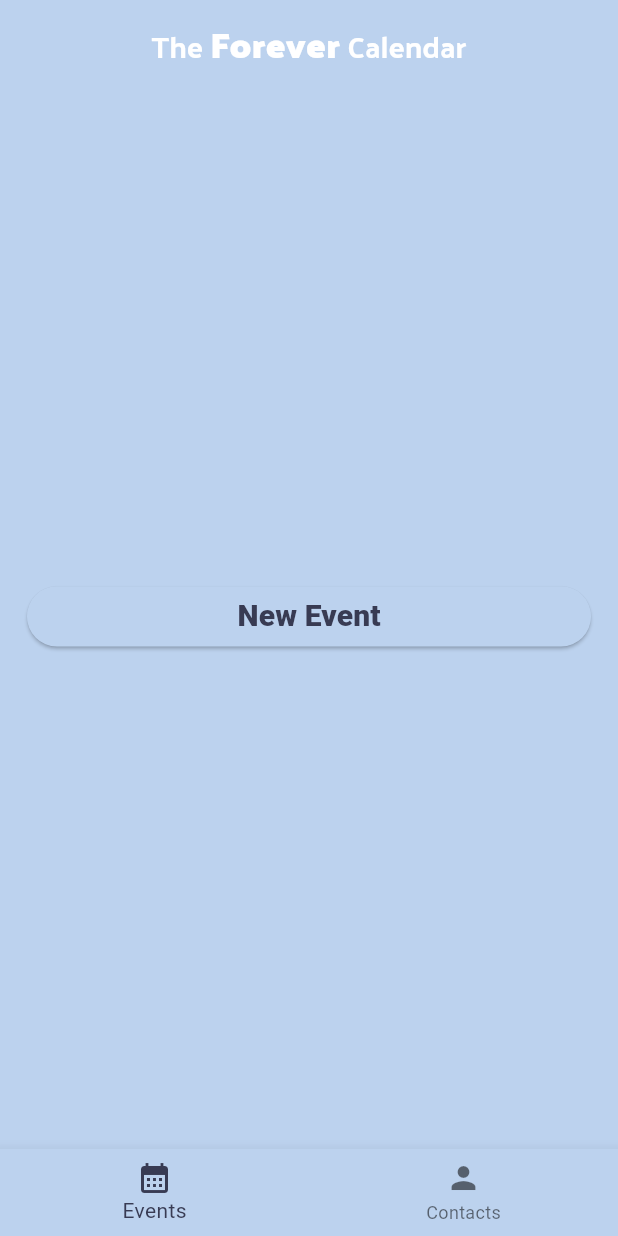
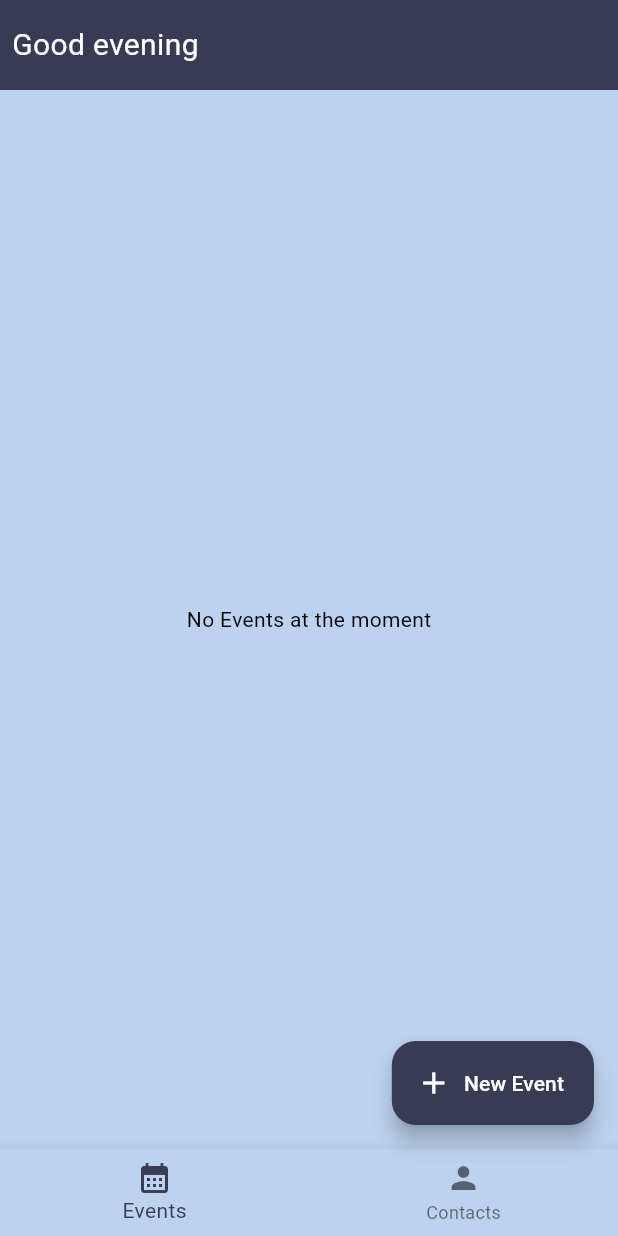
Before and after one commit to amadoug2g/forever-calendar, a Flutter app: the screen it shows after launch, on a phone screen of 412 x 824 dp. Run offline on Flutter 3.47's test engine with Material 3 defaults, Android fonts, the phone set to English and light mode, and no system bars; Roboto replaces fonts that are missing (PlanquinDark).

Commit message:
Implementing home views (events & contacts)

```diff
--- a/lib/main.dart
+++ b/lib/main.dart
@@ -13,7 +13,7 @@ class ForeverCalendarApp extends StatelessWidget {
       title: 'The Forever Calendar',
       theme: mainAppTheme,
       debugShowCheckedModeBanner: false,
-      home: const HomeScreen(),
+      home: const SafeArea(child: HomeScreen()),
     );
   }
 }
--- a/lib/src/features/event/presentation/event_screen.dart
+++ b/lib/src/features/event/presentation/event_screen.dart
@@ -1,27 +1,42 @@
 import 'package:flutter/material.dart';
+import 'package:forever_calendar/src/utils/ui_library/styles/colors.dart';
+import 'package:forever_calendar/src/utils/ui_library/widgets/lists/main_list.dart';
 
 class EventScreen extends StatelessWidget {
-  const EventScreen({super.key});
+  const EventScreen({
+    required this.eventList,
+    super.key,
+  });
+
+  final List<String> eventList;
+
+  Widget eventView() {
+    if (eventList.isEmpty) {
+      return const Center(child: Text("No events at the moment"));
+    } else {
+      return EventList(list: eventList);
+    }
+  }
 
   @override
   Widget build(BuildContext context) {
-    return Center(
-      child: Padding(
-        padding: const EdgeInsets.all(18),
-        child: Row(
-          children: [
-            Expanded(
-              child: ElevatedButton(
-                onPressed: () {},
-                child: const Text(
-                  "New Event",
-                  style: TextStyle(fontSize: 20, fontWeight: FontWeight.w900),
-                ),
-              ),
-            ),
-          ],
-        ),
-      ),
+    return eventView();
+  }
+}
+
+class EventList extends StatelessWidget {
+  const EventList({
+    required this.list,
+    super.key,
+  });
+
+  final List<String> list;
+
+  @override
+  Widget build(BuildContext context) {
+    return MainList(
+      list: list,
+      sectionTitle: list.length > 1 ? "Upcoming Events" : "Upcoming Event",
     );
   }
 }
--- a/lib/src/features/home_screen.dart
+++ b/lib/src/features/home_screen.dart
@@ -1,7 +1,7 @@
 import 'package:flutter/material.dart';
-import 'package:forever_calendar/src/features/contact/presentation/contact_screen.dart';
-import 'package:forever_calendar/src/features/event/presentation/event_screen.dart';
-import 'package:forever_calendar/src/utils/ui_library/widgets/texts/app_main_title.dart';
+import 'package:forever_calendar/src/utils/ui_library/styles/colors.dart';
+import 'package:forever_calendar/src/utils/ui_library/widgets/lists/main_list.dart';
+import 'package:forever_calendar/src/utils/ui_library/widgets/texts/text.dart';
 
 class HomeScreen extends StatefulWidget {
   const HomeScreen({super.key});
@@ -12,26 +12,56 @@ class HomeScreen extends StatefulWidget {
 
 class _HomeScreenState extends State<HomeScreen> {
   int currentIndex = 0;
+  List<BottomNavigationBarItem> navigationItems = [
+    const BottomNavigationBarItem(
+      icon: Icon(Icons.calendar_month),
+      label: "Events",
+    ),
+    const BottomNavigationBarItem(
+      icon: Icon(Icons.person),
+      label: "Contacts",
+    ),
+  ];
+  List<String> eventList = [];
+  List<String> contactList = [];
+
+  final Map<int, String> fabLabels = {
+    0: "New Event",
+    1: "New Contact",
+  };
+
+  final Map<int, VoidCallback> fabActions = {
+    0: () => debugPrint("from EVENT"),
+    1: () => debugPrint("from CONTACT"),
+  };
+
+  Widget pickView() {
+    if (currentIndex == 0) {
+      return DynamicListScreen(
+        list: eventList,
+        sectionTitle: "Events",
+        colorCard: surfaceColor,
+      );
+    } else {
+      return DynamicListScreen(
+        list: contactList,
+        sectionTitle: "Contacts",
+        colorCard: Colors.white,
+      );
+    }
+  }
 
   @override
   Widget build(BuildContext context) {
     return Scaffold(
-      appBar: AppBar(
-        title: const AppTitle(),
-        centerTitle: true,
+      body: Column(
+        children: [
+          const AppGreeting(),
+          Expanded(child: pickView()),
+        ],
       ),
-      body: currentIndex == 0 ? const EventScreen() : const ContactScreen(),
       bottomNavigationBar: BottomNavigationBar(
-        items: const [
-          BottomNavigationBarItem(
-            icon: Icon(Icons.calendar_month),
-            label: "Events",
-          ),
-          BottomNavigationBarItem(
-            icon: Icon(Icons.person),
-            label: "Contacts",
-          ),
-        ],
+        items: navigationItems,
         currentIndex: currentIndex,
         onTap: (index) {
           setState(() {
@@ -39,6 +69,11 @@ class _HomeScreenState extends State<HomeScreen> {
           });
         },
       ),
+      floatingActionButton: FloatingActionButton.extended(
+        onPressed: fabActions[currentIndex],
+        label: Text(fabLabels[currentIndex]!),
+        icon: const Icon(Icons.add),
+      ),
     );
   }
 }
--- /dev/null
+++ b/lib/src/utils/ui_library/widgets/lists/main_list.dart
@@ -0,0 +1,89 @@
+import 'package:flutter/material.dart';
+import 'package:forever_calendar/src/utils/ui_library/widgets/texts/text.dart';
+
+class MainList extends StatelessWidget {
+  const MainList({
+    required this.list,
+    required this.sectionTitle,
+    super.key,
+  });
+
+  final List<String> list;
+  final String sectionTitle;
+
+  @override
+  Widget build(BuildContext context) {
+    return Padding(
+      padding: const EdgeInsets.all(18),
+      child: Column(
+        crossAxisAlignment: CrossAxisAlignment.start,
+        children: [
+          SectionHeader(text: sectionTitle),
+          Expanded(
+            child: ListView.separated(
+              padding: const EdgeInsets.all(8),
+              itemCount: list.length,
+              itemBuilder: (BuildContext context, int index) {
+                return MainCard(
+                  list: list,
+                  index: index,
+                );
+              },
+              separatorBuilder: (BuildContext context, int index) =>
+                  const Divider(
+                color: Colors.grey,
+              ),
+            ),
+          ),
+        ],
+      ),
+    );
+  }
+}
+
+class MainCard extends StatelessWidget {
+  const MainCard({
+    required this.list,
+    required this.index,
+    super.key,
+  });
+
+  final List<String> list;
+  final int index;
+
+  @override
+  Widget build(BuildContext context) {
+    return Container(
+      height: 60,
+      color: Theme.of(context).colorScheme.surface,
+      child: Center(
+        child: Text(list[index]),
+      ),
+    );
+  }
+}
+
+class DynamicListScreen extends StatelessWidget {
+  const DynamicListScreen({
+    required this.list,
+    required this.sectionTitle,
+    required this.colorCard,
+    super.key,
+  });
+
+  final List<String> list;
+  final String sectionTitle;
+  final Color colorCard;
+
+  @override
+  Widget build(BuildContext context) {
+    if (list.isEmpty) {
+      return Center(child: Text("No $sectionTitle at the moment"));
+    } else {
+      return MainList(
+        list: list,
+        sectionTitle: "Upcoming $sectionTitle",
+      );
+    }
+  }
+}
--- a/lib/src/utils/ui_library/widgets/texts/text.dart
+++ b/lib/src/utils/ui_library/widgets/texts/text.dart
@@ -1,10 +1,47 @@
 import 'package:flutter/material.dart';
 
-class HeaderText extends StatelessWidget {
-  const HeaderText({super.key});
+class SectionHeader extends StatelessWidget {
+  const SectionHeader({required this.text, super.key});
+
+  final String text;
 
   @override
   Widget build(BuildContext context) {
-    return const Text("data");
+    return Text(
+      text,
+      style: const TextStyle(
+        fontSize: 24,
+        fontFamily: "PlanquinDark",
+        fontWeight: FontWeight.w900,
+      ),
+    );
   }
 }
+
+class AppGreeting extends StatelessWidget {
+  const AppGreeting({
+    super.key,
+  });
+
+  @override
+  Widget build(BuildContext context) {
+    return Container(
+      height: 60,
+      padding: const EdgeInsets.all(8),
+      color: Theme.of(context).colorScheme.primary,
+      child: const Row(
+        crossAxisAlignment: CrossAxisAlignment.center,
+        children: [
+          Text(
+            "Good evening",
+            style: TextStyle(
+              fontSize: 20,
+              fontFamily: "PlanquinDark",
+              color: Colors.white,
+            ),
+          ),
+        ],
+      ),
+    );
+  }
+}
```
Also changed, not shown: lib/src/features/contact/presentation/contact_screen.dart (+33 -14 lines).
